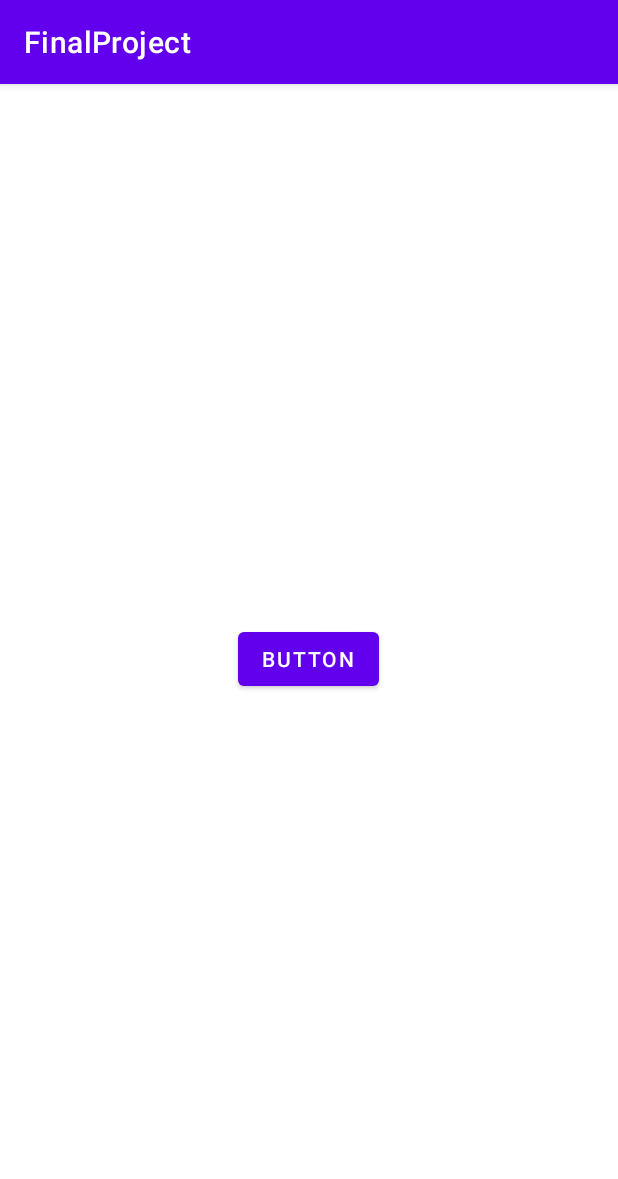
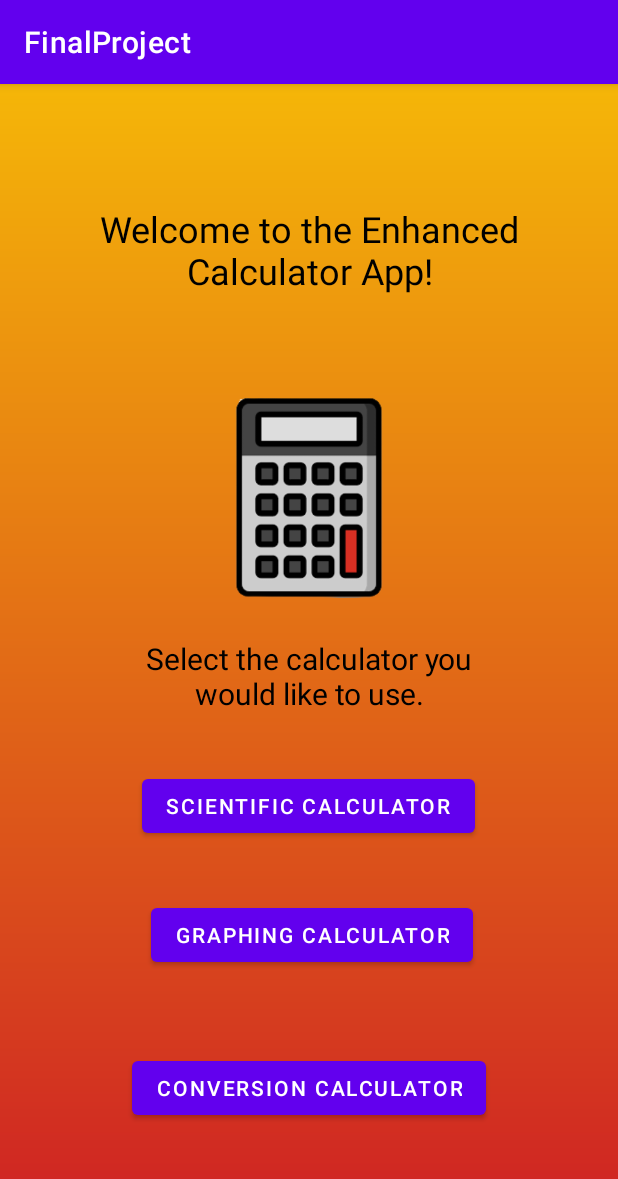
Before and after one commit to KishanTeeka/FinalProject, an Android app: the screen it shows after launch (MainActivity), on a phone screen of 412 x 824 dp. Shown: the top 1179 px of the screen. Run offline under Robolectric (Android 15) with nearby library versions, the phone set to English and light mode, and no system bars.

Commit message:
added home page

```diff
--- /dev/null
+++ b/app/src/main/res/drawable/gradient_drawable_darkmode.xml
@@ -0,0 +1,12 @@
+<?xml version = "1.0" encoding = "utf-8" ?>
+<shape
+    android:shape = "rectangle"
+    xmlns:android = "http://schemas.android.com/apk/res/android" >
+
+    <gradient
+        android:startColor = "#034698"
+        android:centerColor = "#006CBB"
+        android:endColor = "#28A7EA"
+        android:angle = "90"
+        android:type = "linear" />
+</shape>
--- /dev/null
+++ b/app/src/main/res/drawable/gradient_drawable_lightmode.xml
@@ -0,0 +1,13 @@
+<?xml version = "1.0" encoding = "utf-8" ?>
+<shape
+android:shape = "rectangle"
+xmlns:android = "http://schemas.android.com/apk/res/android" >
+
+<gradient
+    android:startColor = "#CE2024"
+    android:centerColor = "#E26B16"
+    android:endColor = "#F5B608"
+
+    android:angle = "90"
+    android:type = "linear" />
+</shape>
--- a/app/src/main/res/layout/activity_main.xml
+++ b/app/src/main/res/layout/activity_main.xml
@@ -4,18 +4,82 @@
     xmlns:tools="http://schemas.android.com/tools"
     android:layout_width="match_parent"
     android:layout_height="match_parent"
+    android:textAlignment="center"
+    android:background="@drawable/gradient_drawable_lightmode"
     tools:context=".MainActivity">
 
+    <TextView
+        android:id="@+id/textView"
+        android:layout_width="319dp"
+        android:layout_height="70dp"
+        android:gravity="center"
+        android:text="Welcome to the Enhanced Calculator App!"
+        android:textColor="#000000"
+        android:textSize="24sp"
+        app:layout_constraintBottom_toBottomOf="parent"
+        app:layout_constraintEnd_toEndOf="parent"
+        app:layout_constraintStart_toStartOf="parent"
+        app:layout_constraintTop_toTopOf="parent"
+        app:layout_constraintVertical_bias="0.108" />
+
+    <ImageView
+        android:id="@+id/imageView5"
+        android:layout_width="133dp"
+        android:layout_height="158dp"
+        app:layout_constraintBottom_toBottomOf="parent"
+        app:layout_constraintEnd_toEndOf="parent"
+        app:layout_constraintStart_toStartOf="parent"
+        app:layout_constraintTop_toTopOf="parent"
+        app:layout_constraintVertical_bias="0.322"
+        app:srcCompat="@drawable/calcIcon" />
+
+    <TextView
+        android:id="@+id/textView3"
+        android:layout_width="248dp"
+        android:layout_height="55dp"
+        android:gravity="center"
+        android:text="Select the calculator you would like to use."
+        android:textColor="#000000"
+        android:textSize="20sp"
+        app:layout_constraintBottom_toBottomOf="parent"
+        app:layout_constraintEnd_toEndOf="parent"
+        app:layout_constraintStart_toStartOf="parent"
+        app:layout_constraintTop_toTopOf="parent"
+        app:layout_constraintVertical_bias="0.515" />
+
     <Button
-        android:id="@+id/button"
+        android:id="@+id/scientificbuttonID"
         android:layout_width="wrap_content"
         android:layout_height="wrap_content"
-        android:text="Button"
+        android:text="Scientific Calculator"
         app:layout_constraintBottom_toBottomOf="parent"
         app:layout_constraintEnd_toEndOf="parent"
-        app:layout_constraintHorizontal_bias="0.498"
+        app:layout_constraintHorizontal_bias="0.497"
         app:layout_constraintStart_toStartOf="parent"
         app:layout_constraintTop_toTopOf="parent"
-        app:layout_constraintVertical_bias="0.499" />
+        app:layout_constraintVertical_bias="0.635" />
+
+    <Button
+        android:id="@+id/graphingcalculatorID"
+        android:layout_width="wrap_content"
+        android:layout_height="wrap_content"
+        android:text="Graphing Calculator"
+        app:layout_constraintBottom_toBottomOf="parent"
+        app:layout_constraintEnd_toEndOf="parent"
+        app:layout_constraintHorizontal_bias="0.51"
+        app:layout_constraintStart_toStartOf="parent"
+        app:layout_constraintTop_toTopOf="parent"
+        app:layout_constraintVertical_bias="0.755" />
+
+    <Button
+        android:id="@+id/conversioncalculatorID"
+        android:layout_width="wrap_content"
+        android:layout_height="wrap_content"
+        android:text="Conversion Calculator"
+        app:layout_constraintBottom_toBottomOf="parent"
+        app:layout_constraintEnd_toEndOf="parent"
+        app:layout_constraintStart_toStartOf="parent"
+        app:layout_constraintTop_toTopOf="parent"
+        app:layout_constraintVertical_bias="0.896" />
 
 </androidx.constraintlayout.widget.ConstraintLayout>
```
Also changed, not shown: app/src/main/res/drawable/calcIcon.png (added), app/src/main/res/drawable/calculatoricon2.PNG (added), app/src/main/res/drawable/calculatorimage.PNG (added).
